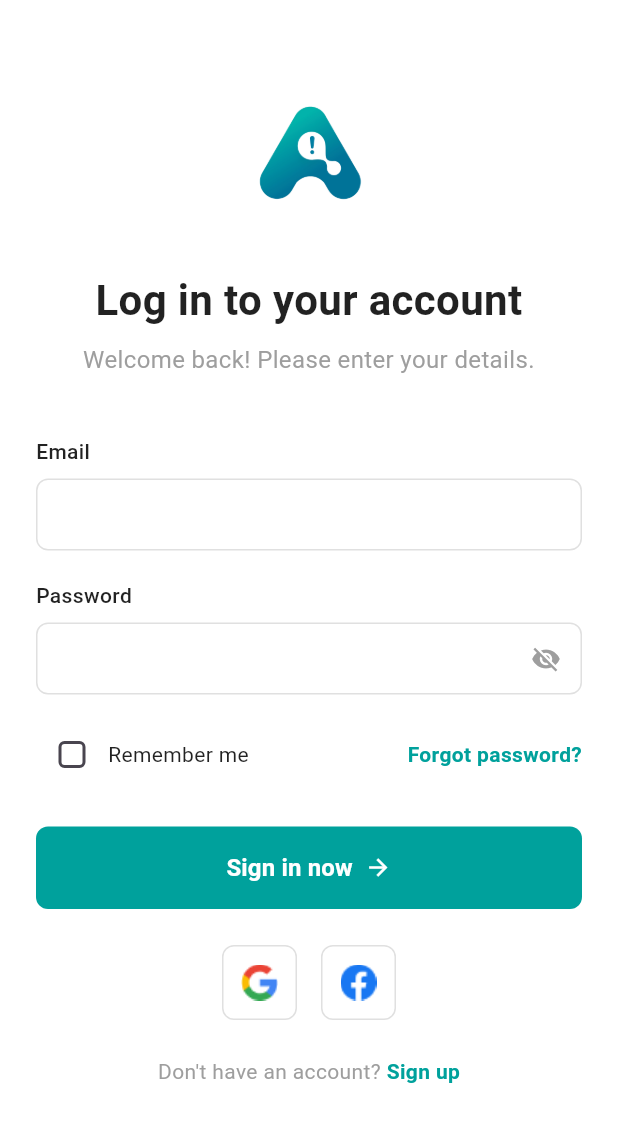
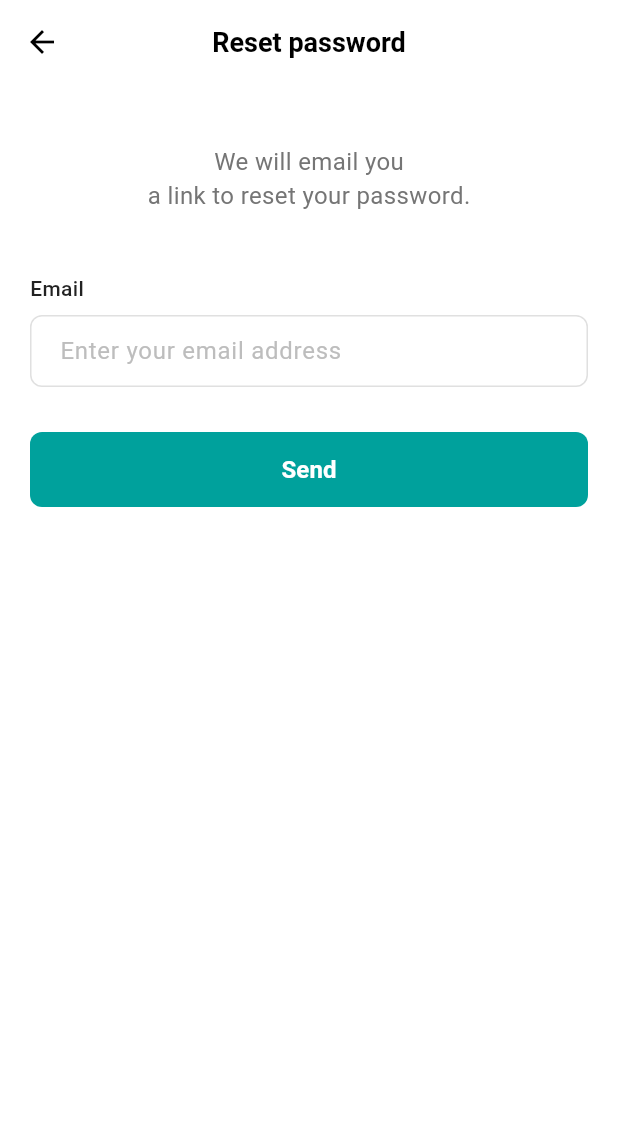
Before and after one commit to Cassandra-Kaye-Honrada/alertgen, a Flutter app: the screen it shows after launch, after a tap on "Forgot password?", on a phone screen of 412 x 824 dp. Shown: the top 1122 px of the screen. Run offline on Flutter 3.47's test engine with Material 3 defaults, Android fonts, the light colour scheme and no system bars; our stand-ins replace camera, cloud_firestore, email_validator, firebase_auth, firebase_core, firebase_storage and 4 more; missing offline and left inert: google_mlkit_text_recognition; accounts and stored records are empty.

Commit message:
forgot password

```diff
--- a/lib/screens/login.dart
+++ b/lib/screens/login.dart
@@ -1,4 +1,5 @@
 import 'package:allergen/screens/onboarding.dart';
+import 'package:allergen/screens/reset_password.dart';
 import 'package:allergen/screens/signupscreen.dart';
 import 'package:flutter/material.dart';
 import 'package:firebase_auth/firebase_auth.dart';
@@ -283,7 +284,11 @@ class LoginScreenState extends State<LoginScreen> {
                     ),
                     GestureDetector(
                       onTap: () {
-                        // TODO: Implement forgot password
+                        Navigator.of(context).push(
+                          MaterialPageRoute(
+                            builder: (_) => ResetPasswordScreen(),
+                          ),
+                        );
                       },
                       child: const Text(
                         'Forgot password?',
--- /dev/null
+++ b/lib/screens/reset_password.dart
@@ -0,0 +1,185 @@
+import 'package:flutter/material.dart';
+import 'package:firebase_auth/firebase_auth.dart';
+import 'package:email_validator/email_validator.dart';
+
+class ResetPasswordScreen extends StatefulWidget {
+  @override
+  _ResetPasswordScreenState createState() => _ResetPasswordScreenState();
+}
+
+class _ResetPasswordScreenState extends State<ResetPasswordScreen> {
+  final TextEditingController _emailController = TextEditingController();
+  bool isLoading = false;
+
+  Future<void> resetPassword() async {
+    final email = _emailController.text.trim();
+
+    if (email.isEmpty) {
+      ScaffoldMessenger.of(context).showSnackBar(
+        SnackBar(content: Text('Please enter your email address')),
+      );
+      return;
+    }
+
+    if (!EmailValidator.validate(email)) {
+      ScaffoldMessenger.of(context).showSnackBar(
+        SnackBar(content: Text('Please enter a valid email address')),
+      );
+      return;
+    }
+
+    setState(() {
+      isLoading = true;
+    });
+
+    try {
+      await FirebaseAuth.instance.sendPasswordResetEmail(email: email);
+      ScaffoldMessenger.of(context).showSnackBar(
+        SnackBar(content: Text('Password reset email sent to $email')),
+      );
+      // Navigate back to login screen after successful reset
+      Navigator.of(context).pop();
+    } on FirebaseAuthException catch (e) {
+      String message;
+      switch (e.code) {
+        case 'user-not-found':
+          message = 'No user found for this email';
+          break;
+        case 'invalid-email':
+          message = 'Invalid email address';
+          break;
+        default:
+          message = 'Failed to send reset email. Please try again.';
+      }
+      ScaffoldMessenger.of(context).showSnackBar(
+        SnackBar(content: Text(message)),
+      );
+    } finally {
+      setState(() {
+        isLoading = false;
+      });
+    }
+  }
+
+  @override
+  void dispose() {
+    _emailController.dispose();
+    super.dispose();
+  }
+
+  @override
+  Widget build(BuildContext context) {
+    return Scaffold(
+      backgroundColor: Colors.white,
+      appBar: AppBar(
+        backgroundColor: Colors.white,
+        elevation: 0,
+        leading: IconButton(
+          icon: Icon(Icons.arrow_back, color: Colors.black),
+          onPressed: () => Navigator.of(context).pop(),
+        ),
+        title: Text(
+          'Reset password',
+          style: TextStyle(
+            color: Colors.black,
+            fontSize: 18,
+            fontWeight: FontWeight.w600,
+          ),
+        ),
+        centerTitle: true,
+      ),
+      body: Padding(
+        padding: const EdgeInsets.all(20.0),
+        child: Column(
+          crossAxisAlignment: CrossAxisAlignment.start,
+          children: [
+            SizedBox(height: 20),
+            Center(
+              child: Column(
+                children: [
+                  Text(
+                    'We will email you',
+                    style: TextStyle(
+                      fontSize: 16,
+                      color: Colors.grey[600],
+                    ),
+                  ),
+                  Text(
+                    'a link to reset your password.',
+                    style: TextStyle(
+                      fontSize: 16,
+                      color: Colors.grey[600],
+                    ),
+                  ),
+                ],
+              ),
+            ),
+            SizedBox(height: 40),
+            Text(
+              'Email',
+              style: TextStyle(
+                fontSize: 14,
+                fontWeight: FontWeight.w500,
+                color: Colors.black87,
+              ),
+            ),
+            SizedBox(height: 8),
+            TextField(
+              controller: _emailController,
+              keyboardType: TextInputType.emailAddress,
+              decoration: InputDecoration(
+                hintText: 'Enter your email address',
+                hintStyle: TextStyle(color: Colors.grey[400]),
+                border: OutlineInputBorder(
+                  borderRadius: BorderRadius.circular(8),
+                  borderSide: BorderSide(color: Colors.grey.shade300),
+                ),
+                enabledBorder: OutlineInputBorder(
+                  borderRadius: BorderRadius.circular(8),
+                  borderSide: BorderSide(color: Colors.grey.shade300),
+                ),
+                focusedBorder: OutlineInputBorder(
+                  borderRadius: BorderRadius.circular(8),
+                  borderSide: BorderSide(color: Color(0xFF00A19C)),
+                ),
+                contentPadding: EdgeInsets.symmetric(
+                  horizontal: 16,
+                  vertical: 12,
+                ),
+              ),
+            ),
+            SizedBox(height: 30),
+            SizedBox(
+              width: double.infinity,
+              height: 50,
+              child: ElevatedButton(
+                onPressed: isLoading ? null : resetPassword,
+                style: ElevatedButton.styleFrom(
+                  backgroundColor: Color(0xFF00A19C),
+                  foregroundColor: Colors.white,
+                  shape: RoundedRectangleBorder(
+                    borderRadius: BorderRadius.circular(8),
+                  ),
+                  elevation: 0,
+                ),
+                child: isLoading
+                    ? CircularProgressIndicator(
+                        color: Colors.white,
+                        strokeWidth: 2,
+                      )
+                    : Text(
+                        'Send',
+                        style: TextStyle(
+                          color: Colors.white,
+                          fontSize: 16,
+                          fontWeight: FontWeight.w600,
+                        ),
+                      ),
+              ),
+            ),
+          ],
+        ),
+      ),
+    );
+  }
+}
```
